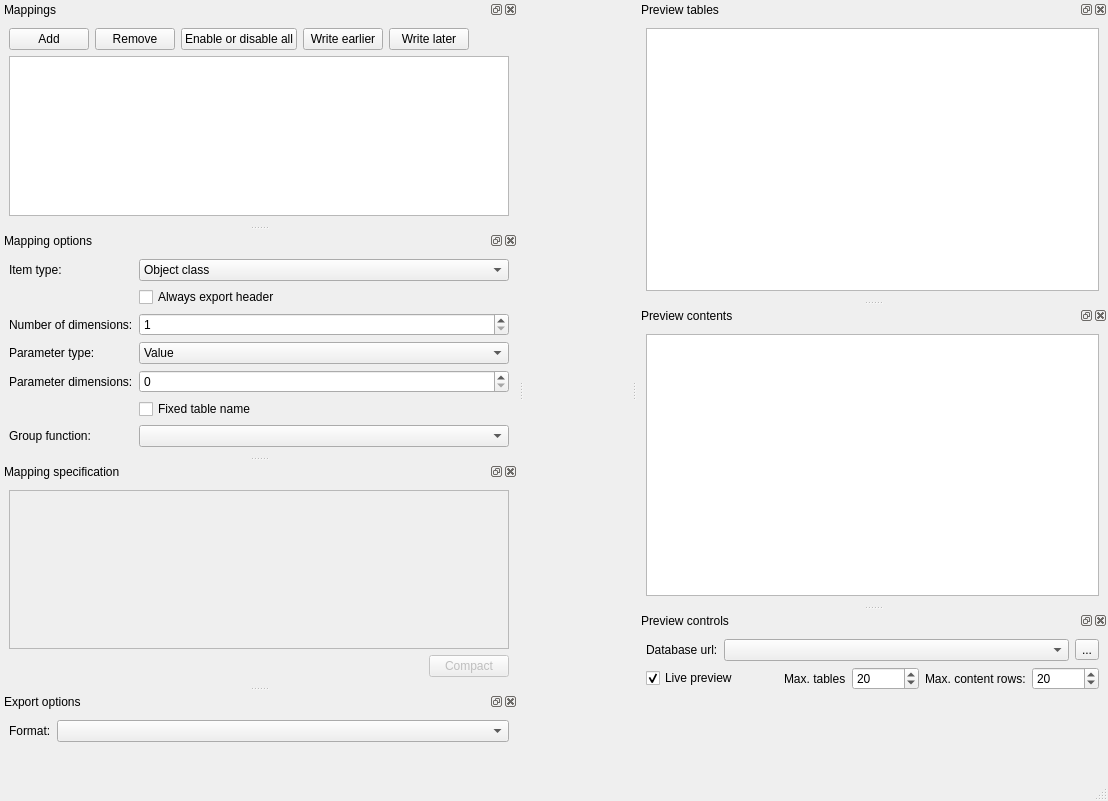
spine-tools/spine-items, file spine_items/exporter/ui/specification_editor.ui: the form before one commit.
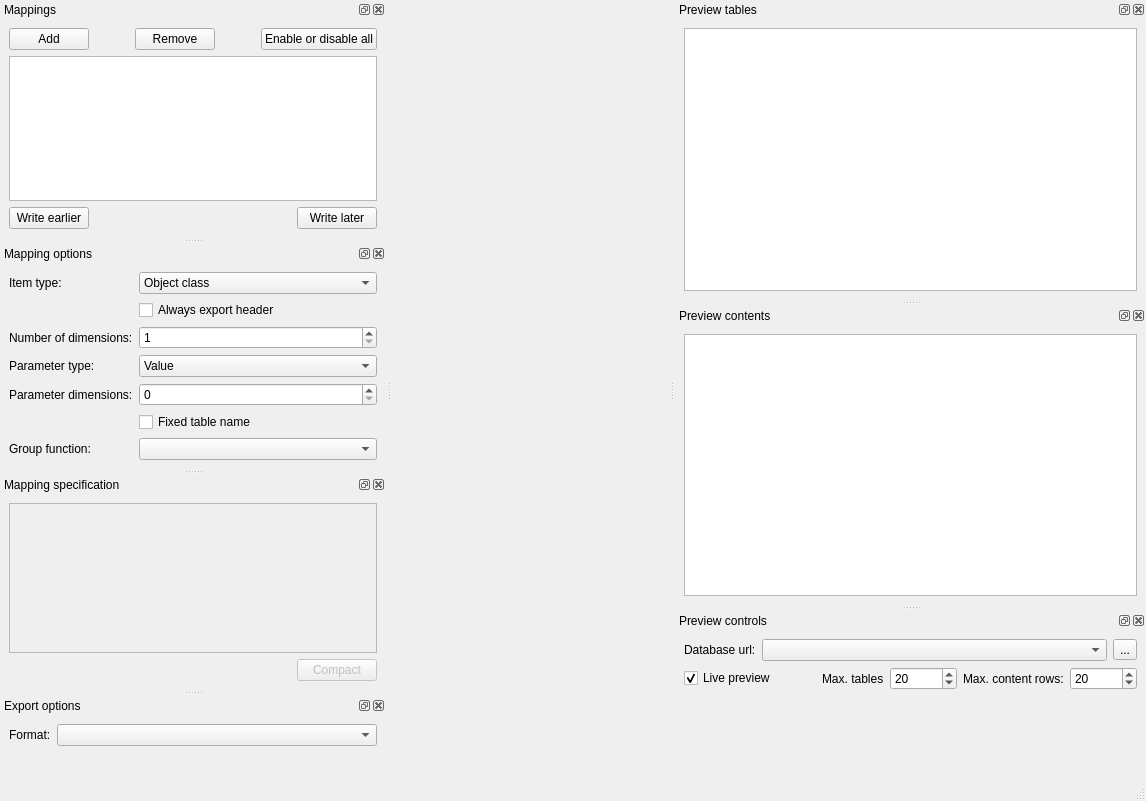
The form after the commit. Icons and pictures are not drawn. Custom widgets are drawn as their Qt base class.

Commit message:
Use SpecificationEditorWindowBase
Re Spine-project/Spine-Toolbox#1278

The edit to the form file:
```diff
--- a/spine_items/exporter/ui/specification_editor.ui
+++ b/spine_items/exporter/ui/specification_editor.ui
@@ -6,7 +6,7 @@
    <rect>
     <x>0</x>
     <y>0</y>
-    <width>1108</width>
+    <width>1146</width>
     <height>801</height>
    </rect>
   </property>
@@ -46,6 +46,19 @@
          </property>
         </widget>
        </item>
+       <item>
+        <spacer name="horizontalSpacer_2">
+         <property name="orientation">
+          <enum>Qt::Horizontal</enum>
+         </property>
+         <property name="sizeHint" stdset="0">
+          <size>
+           <width>40</width>
+           <height>20</height>
+          </size>
+         </property>
+        </spacer>
+       </item>
        <item>
         <widget class="QPushButton" name="remove_mapping_button">
          <property name="text">
@@ -53,6 +66,19 @@
          </property>
         </widget>
        </item>
+       <item>
+        <spacer name="horizontalSpacer_5">
+         <property name="orientation">
+          <enum>Qt::Horizontal</enum>
+         </property>
+         <property name="sizeHint" stdset="0">
+          <size>
+           <width>40</width>
+           <height>20</height>
+          </size>
+         </property>
+        </spacer>
+       </item>
        <item>
         <widget class="QPushButton" name="toggle_enabled_button">
          <property name="text">
@@ -60,33 +86,6 @@
          </property>
         </widget>
        </item>
-       <item>
-        <widget class="QPushButton" name="write_earlier_button">
-         <property name="text">
-          <string>Write earlier</string>
-         </property>
-        </widget>
-       </item>
-       <item>
-        <widget class="QPushButton" name="write_later_button">
-         <property name="text">
-          <string>Write later</string>
-         </property>
-        </widget>
-       </item>
-       <item>
-        <spacer name="horizontalSpacer_2">
-         <property name="orientation">
-          <enum>Qt::Horizontal</enum>
-         </property>
-         <property name="sizeHint" stdset="0">
-          <size>
-           <width>40</width>
-           <height>20</height>
-          </size>
-         </property>
-        </spacer>
-       </item>
       </layout>
      </item>
      <item>
@@ -102,6 +101,37 @@
        </attribute>
       </widget>
      </item>
+     <item>
+      <layout class="QHBoxLayout" name="horizontalLayout_6">
+       <item>
+        <widget class="QPushButton" name="write_earlier_button">
+         <property name="text">
+          <string>Write earlier</string>
+         </property>
+        </widget>
+       </item>
+       <item>
+        <spacer name="horizontalSpacer_4">
+         <property name="orientation">
+          <enum>Qt::Horizontal</enum>
+         </property>
+         <property name="sizeHint" stdset="0">
+          <size>
+           <width>40</width>
+           <height>20</height>
+          </size>
+         </property>
+        </spacer>
+       </item>
+       <item>
+        <widget class="QPushButton" name="write_later_button">
+         <property name="text">
+          <string>Write later</string>
+         </property>
+        </widget>
+       </item>
+      </layout>
+     </item>
     </layout>
    </widget>
   </widget>
```
Left out of the diff: 18 changed lines with no effect on the pictures. The commit also changes 14 other files.
